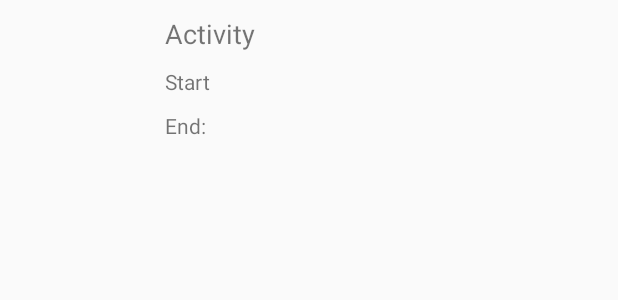
After one commit to andrewflash/GoGoGym, an Android app: the layout property_layout.xml on its own in the app's theme, with its tools: preview values and no code run, on a phone screen of 412 x 824 dp. The commit adds this screen. Shown: the top 300 px of the screen. Run offline under Robolectric (Android 15) with nearby library versions, the phone set to English and light mode, and no system bars.

```diff
--- a/app/src/main/java/net/tudelft/xflash/gogogym/DBHandler.java
+++ b/app/src/main/java/net/tudelft/xflash/gogogym/DBHandler.java
@@ -193,8 +193,8 @@ public class DBHandler extends SQLiteOpenHelper {
         db.close();
     }
 
-    public List<UserLog> getAllLogs() {
-        List<UserLog> logsList = new ArrayList<UserLog>();
+    public ArrayList<UserLog> getAllLogs() {
+        ArrayList<UserLog> logsList = new ArrayList<UserLog>();
         // Select All Query
         String selectQuery = "SELECT  * FROM " + TABLE_ULOG;
 
--- a/app/src/main/res/layout/dashboard_tabhost.xml
+++ b/app/src/main/res/layout/dashboard_tabhost.xml
@@ -38,11 +38,10 @@
                     android:background="@color/white"
                     android:orientation="vertical">
 
-                    <TextView
+                    <ListView
                         android:layout_width="match_parent"
                         android:layout_height="match_parent"
-                        android:padding="10dp"
-                        android:text="This is tab 1" />
+                        android:id="@+id/detected_activities_listview"></ListView>
 
                 </LinearLayout>
 
--- /dev/null
+++ b/app/src/main/res/layout/property_layout.xml
@@ -0,0 +1,56 @@
+<?xml version="1.0" encoding="utf-8"?>
+<RelativeLayout xmlns:android="http://schemas.android.com/apk/res/android"
+    android:layout_width="match_parent"
+    android:layout_height="match_parent"
+    android:orientation="vertical"
+    android:paddingTop="10dp"
+    android:paddingBottom="10dp">
+
+    <ImageView
+        android:id="@+id/act_image"
+        android:layout_width="100dp"
+        android:layout_height="100dp"
+        android:layout_marginRight="10dp"
+        android:contentDescription="Activity symbol" />
+
+    <LinearLayout
+        android:id="@+id/infoSection"
+        android:layout_width="match_parent"
+        android:layout_height="wrap_content"
+        android:layout_toRightOf="@+id/act_image"
+        android:orientation="vertical">
+
+        <TextView
+            android:id="@+id/activity"
+            android:layout_width="match_parent"
+            android:layout_height="wrap_content"
+            android:layout_marginBottom="10dp"
+            android:text="Activity"
+            android:textSize="18sp" />
+
+        <RelativeLayout
+            android:id="@+id/timeSection"
+            android:layout_width="match_parent"
+            android:layout_height="wrap_content"
+            android:layout_below="@+id/infoSection"
+            android:orientation="vertical">
+
+            <TextView
+                android:id="@+id/startTime"
+                android:layout_width="match_parent"
+                android:layout_height="wrap_content"
+                android:layout_marginBottom="10dp"
+                android:text="Start" />
+
+            <TextView
+                android:id="@+id/endTime"
+                android:layout_width="match_parent"
+                android:layout_height="wrap_content"
+                android:layout_below="@id/startTime"
+                android:text="End:" />
+
+
+        </RelativeLayout>
+    </LinearLayout>
+
+</RelativeLayout>
--- a/app/src/main/res/values/strings.xml
+++ b/app/src/main/res/values/strings.xml
@@ -35,7 +35,6 @@
     <string name="remove_activity_updates">Remove updates</string>
     <string name="activity_updates_added">Activity updates added</string>
     <string name="activity_updates_removed">Activity updates removed</string>
-    <string name="start_activity_detection">Welcome back, lets start working out!</string>
 
     <!-- Geofencing strings -->
     <string name="add_geofences">Add geofences</string>
```
Also changed, not shown: app/src/main/java/net/tudelft/xflash/gogogym/Constants.java (+7 -3 lines), app/src/main/java/net/tudelft/xflash/gogogym/DashboardActivity.java (+49 -8 lines), app/src/main/java/net/tudelft/xflash/gogogym/DetectedActivitiesAdapter.java (added, +57 -0 lines), app/src/main/java/net/tudelft/xflash/gogogym/UserLog.java (+10 -0 lines), app/src/main/res/drawable-hdpi/ic_beenhere_black_24dp.png (added), app/src/main/res/drawable-hdpi/ic_directions_run_black_24dp.png (added), app/src/main/res/drawable-mdpi/ic_beenhere_black_24dp.png (added), app/src/main/res/drawable-mdpi/ic_directions_run_black_24dp.png (added), app/src/main/res/drawable-xhdpi/ic_beenhere_black_24dp.png (added), app/src/main/res/drawable-xhdpi/ic_directions_run_black_24dp.png (added), app/src/main/res/drawable-xxhdpi/ic_beenhere_black_24dp.png (added), app/src/main/res/drawable-xxhdpi/ic_directions_run_black_24dp.png (added), app/src/main/res/drawable-xxxhdpi/ic_beenhere_black_24dp.png (added), app/src/main/res/drawable-xxxhdpi/ic_directions_run_black_24dp.png (added).
